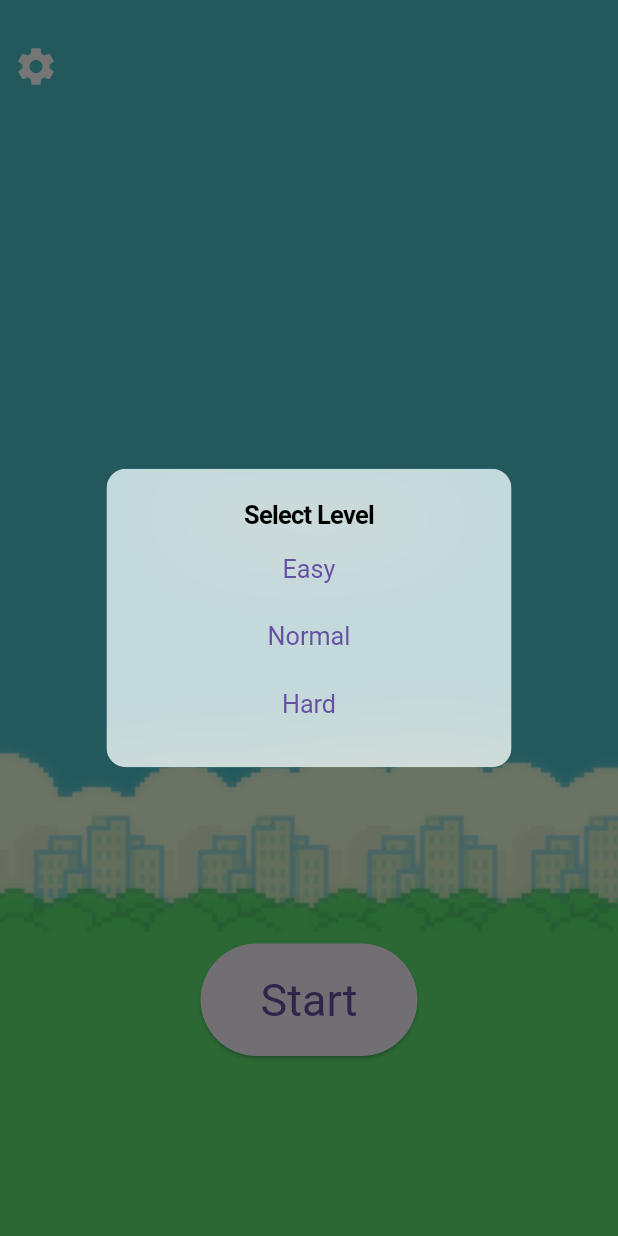
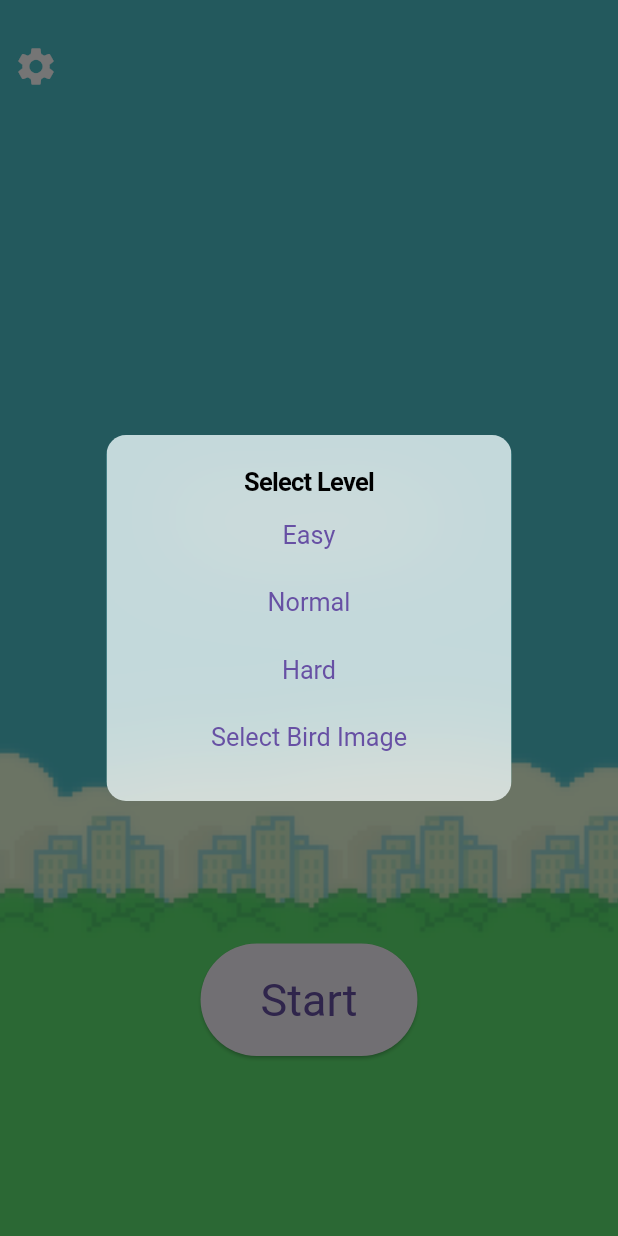
Before and after one commit to islomhon/flappy-bird, a Flutter app: the screen it shows after launch, after a tap on the "settings" icon, on a phone screen of 412 x 824 dp. Run offline on Flutter 3.47's test engine with Material 3 defaults, Android fonts, the phone set to English and light mode, and no system bars; our stand-ins replace image_picker; missing offline and left inert: flame.

Commit message:
qushning rasmini galereyadan tanlaydigan qildim lekn hozircha shared_preferences yoq keyingi yangilanishda qoshaman kuting :)

```diff
--- a/lib/components/bird.dart
+++ b/lib/components/bird.dart
@@ -1,47 +1,51 @@
 import 'dart:async';
-
+import 'dart:io';
+import 'dart:typed_data';
+import 'dart:ui';
 import 'package:flame/collisions.dart';
 import 'package:flame/components.dart';
 import 'package:flappy_bird/components/ground.dart';
-import 'package:flappy_bird/components/pipe.dart';
+import 'package:flutter/painting.dart';
 import 'package:flappy_bird/constans.dart';
 import 'package:flappy_bird/game.dart';
+import 'package:flappy_bird/components/pipe.dart';
+class Bird extends SpriteComponent with CollisionCallbacks {
+  final File? birdImage;
 
-class Bird extends SpriteComponent with CollisionCallbacks {
-  Bird() : super(position: Vector2(birdStartX, birdStartY), size: Vector2(birdWidth, birdHeight));
+  Bird({this.birdImage})
+      : super(position: Vector2(birdStartX, birdStartY), size: Vector2(birdWidth, birdHeight));
 
-  //physical world proprties
   double velocity = 0;
 
-
-  //LOAD
   @override
   FutureOr<void> onLoad() async {
-    sprite = await Sprite.load('bird.png');
+    if (birdImage != null) {
+      final Uint8List bytes = await birdImage!.readAsBytes();
+      final codec = await instantiateImageCodec(bytes);
+      final frame = await codec.getNextFrame();
+      sprite = Sprite(frame.image); // Foydalanuvchi rasmidan Sprite yaratish
+    } else {
+      sprite = await Sprite.load('bird.png'); // Standart rasm
+    }
     add(RectangleHitbox());
   }
-
-  //JUMP & FLAP
 
   void flap() {
     velocity = jumpStrength;
   }
 
-  //UPDATE EVERY SECOND
   @override
   void update(double dt) {
-    //apply gravity
-    velocity += gravity *dt;
-    // update bird`s position on current velocity
-    position.y += velocity *dt;
+    velocity += gravity * dt;
+    position.y += velocity * dt;
+  }
 
-  }
   @override
-  void onCollision(Set<Vector2> intersectionPoints, PositionComponent other) {
+   void onCollision(Set<Vector2> intersectionPoints, PositionComponent other) {
     super.onCollision(intersectionPoints, other);
     //check if bird collides with ground
     if (other is Ground){
-      (parent as FlappyBird).gameOver();
+      (parent as FlappyBird ).gameOver();
     }
 
     //check if bird collides
--- a/lib/game.dart
+++ b/lib/game.dart
@@ -1,4 +1,5 @@
 import 'dart:async';
+import 'dart:io';
 import 'package:flame/events.dart';
 import 'package:flame/game.dart';
 import 'package:flappy_bird/components/background.dart';
@@ -18,6 +19,9 @@ class FlappyBird extends FlameGame with TapDetector, HasCollisionDetection {
   late Ground ground;
   late PipeManager pipeManager;
   late ScoreText scoreText;
+  final File? birdImage;
+
+  FlappyBird({this.birdImage});
 
   @override
   FutureOr<void> onLoad() {
@@ -25,8 +29,8 @@ class FlappyBird extends FlameGame with TapDetector, HasCollisionDetection {
     background = Background(size);
     add(background);
 
-    // Qushni yuklash
-    bird = Bird();
+    // Qushni yuklash (tanlangan rasm bilan)
+    bird = Bird(birdImage: birdImage);
     add(bird);
 
     // Yerning texturasini yuklash
@@ -105,6 +109,9 @@ class FlappyBird extends FlameGame with TapDetector, HasCollisionDetection {
 
   void resetGame() {
     score = 0;
+    bird.removeFromParent();
+    bird = Bird(birdImage: birdImage); // Tanlangan rasm bilan qayta yaratish
+    add(bird);
     bird.position = Vector2(birdStartX, birdStartY);
     bird.velocity = 0;
     isGameOver = false;
--- a/lib/main.dart
+++ b/lib/main.dart
@@ -1,8 +1,11 @@
+import 'dart:io';
+
 import 'package:flappy_bird/constans.dart';
 import 'package:flutter/cupertino.dart';
 import 'package:flutter/material.dart';
 import 'package:flame/game.dart';
 import 'package:flappy_bird/game.dart';
+import 'package:image_picker/image_picker.dart';
 
 void main() {
   runApp(const MyApp());
@@ -20,8 +23,13 @@ class MyApp extends StatelessWidget {
   }
 }
 
-class StartScreen extends StatelessWidget {
-  final String selectedLevel = 'easy';
+class StartScreen extends StatefulWidget {
+  @override
+  _StartScreenState createState() => _StartScreenState();
+}
+
+class _StartScreenState extends State<StartScreen> {
+  File? selectedBirdImage;
 
   void showLevelDialog(BuildContext context) {
     showDialog<String>(
@@ -38,7 +46,7 @@ class StartScreen extends StatelessWidget {
                   Navigator.pushReplacement(
                     context,
                     MaterialPageRoute(
-                      builder: (context) => GameWidget(game: FlappyBird()),
+                      builder: (context) => GameWidget(game: FlappyBird(birdImage: selectedBirdImage)),
                     ),
                   );
                 },
@@ -50,7 +58,7 @@ class StartScreen extends StatelessWidget {
                   Navigator.pushReplacement(
                     context,
                     MaterialPageRoute(
-                      builder: (context) => GameWidget(game: FlappyBird()),
+                      builder: (context) => GameWidget(game: FlappyBird(birdImage: selectedBirdImage)),
                     ),
                   );
                 },
@@ -62,11 +70,20 @@ class StartScreen extends StatelessWidget {
                   Navigator.pushReplacement(
                     context,
                     MaterialPageRoute(
-                      builder: (context) => GameWidget(game: FlappyBird()),
+                      builder: (context) => GameWidget(game: FlappyBird(birdImage: selectedBirdImage)),
                     ),
                   );
                 },
                 child: Text('Hard'),
+              ),
+              CupertinoDialogAction(
+                onPressed: pickBirdImage,
+                child: Text("Select Bird Image"),
+              ),
+              if (selectedBirdImage != null)
+                Padding(
+                  padding: const EdgeInsets.all(8.0),
+                  child: Image.file(selectedBirdImage!, width: 100, height: 100),
                 ),
             ],
           ),
@@ -74,6 +91,16 @@ class StartScreen extends StatelessWidget {
       },
     );
   }
+
+  Future<void> pickBirdImage() async {
+    final pickedFile = await ImagePicker().pickImage(source: ImageSource.gallery);
+    if (pickedFile != null) {
+      setState(() {
+        selectedBirdImage = File(pickedFile.path);
+      });
+    }
+  }
+
 
   @override
   Widget build(BuildContext context) {
@@ -84,7 +111,9 @@ class StartScreen extends StatelessWidget {
         decoration: BoxDecoration(
           image: DecorationImage(
             image: AssetImage('assets/images/bakc.png'),
-                fit: BoxFit.cover)),
+            fit: BoxFit.cover,
+          ),
+        ),
         child: Padding(
           padding: const EdgeInsets.symmetric(vertical: 20),
           child: Column(
@@ -100,14 +129,17 @@ class StartScreen extends StatelessWidget {
                     Icons.settings,
                     color: Colors.white,
                     size: 30,
-                    )),
+                  ),
+                ),
               ),
               Container(
                 width: double.infinity,
                 height: 120,
                 decoration: BoxDecoration(
                   image: DecorationImage(
-                        image: AssetImage('assets/images/name.png'))),
+                    image: AssetImage('assets/images/name.png'),
+                  ),
+                ),
               ),
               Padding(
                 padding: const EdgeInsets.only(bottom: 100),
@@ -118,14 +150,12 @@ class StartScreen extends StatelessWidget {
                         Navigator.pushReplacement(
                           context,
                           MaterialPageRoute(
-                            builder: (context) =>
-                                GameWidget(game: FlappyBird()),
+                            builder: (context) => GameWidget(game: FlappyBird(birdImage: selectedBirdImage)),
                           ),
                         );
                       },
                       style: ElevatedButton.styleFrom(
-                        padding:
-                            EdgeInsets.symmetric(horizontal: 40, vertical: 20),
+                        padding: EdgeInsets.symmetric(horizontal: 40, vertical: 20),
                         textStyle: TextStyle(fontSize: 30),
                       ),
                       child: Text('Start'),
--- a/pubspec.yaml
+++ b/pubspec.yaml
@@ -36,6 +36,7 @@ dependencies:
   cupertino_icons: ^1.0.8
   flame:
   flutter_launcher_icons: ^0.14.3
+  image_picker: ^1.1.2
 dev_dependencies:
   flutter_test:
     sdk: flutter
```
Also changed, not shown: pubspec.lock, 7 other files. Lines whose indentation alone changed are shown as unchanged.
